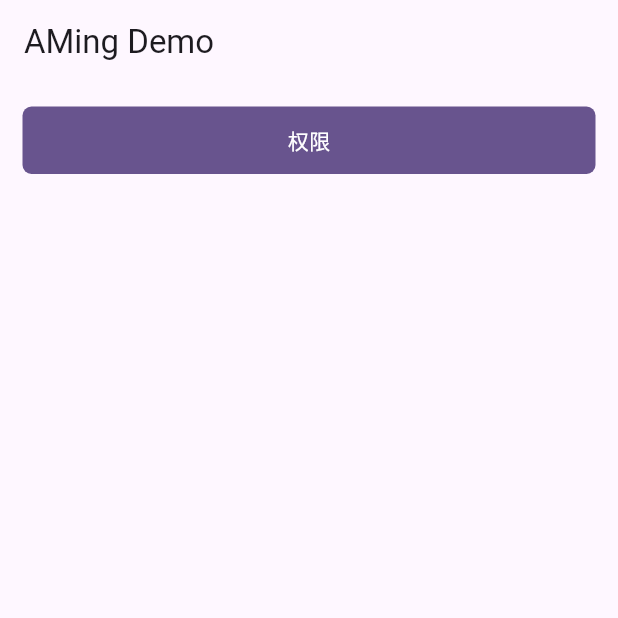
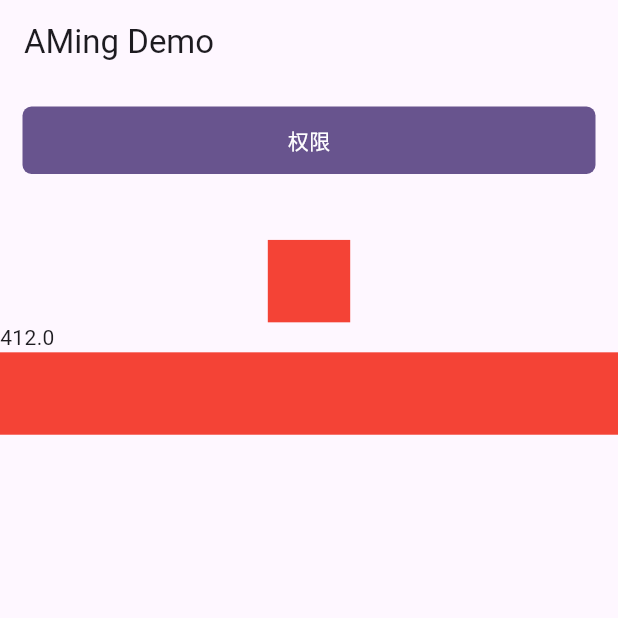
Before and after one commit to sheatming/aming_kit, a Flutter app: the screen it shows after launch, on a phone screen of 412 x 824 dp, the top half of it. Run offline on Flutter 3.47's test engine with Material 2 defaults, Android fonts, the phone set to English and light mode, and no system bars; our stand-ins replace bot_toast, connectivity_plus, convert, device_info_plus, dio, event_bus and 8 more; missing offline and left inert: android_id, fast_barcode_scanner, flutter_tab_indicator_styler.

Commit message:
update Size

```diff
--- a/example/lib/main.dart
+++ b/example/lib/main.dart
@@ -48,6 +48,24 @@ class _MyHomePageState extends State<MyHomePage> {
             style: TextStyle(),
           ),
         ),
+        SizedBox(
+          height: 80.px,
+        ),
+        Center(
+          child: Container(
+            height: 100.px,
+            width: 100.px,
+            color: Colors.red,
+          ),
+        ),
+        Text("${OuiSize.px(750)}"),
+        Center(
+          child: Container(
+            height: 100.px,
+            width: 750.px,
+            color: Colors.red,
+          ),
+        ),
       ],
     );
   }
--- a/lib/utils/size.dart
+++ b/lib/utils/size.dart
@@ -17,8 +17,8 @@ class OuiSize {
   static late FlutterView flutterView;
   static double get _width => flutterView.physicalSize.width;
   static double get _height => flutterView.physicalSize.height;
-  static double get _topbarHeight => flutterView.padding.top;
-  static double get _botbarHeight => flutterView.padding.bottom;
+  static double get _topbarHeight => flutterView.padding.top / _pixelRatio;
+  static double get _botbarHeight => flutterView.padding.bottom / _pixelRatio;
   static double get _pixelRatio => flutterView.devicePixelRatio;
   static double _ratio = 0;
   static double get ratio => _ratio;
@@ -32,8 +32,8 @@ class OuiSize {
     flutterView = WidgetsBinding.instance.platformDispatcher.views.first;
     // mediaQuery = MediaQueryData.fromView(window);
     double uiWidth = number;
-    _ratio = _width / uiWidth;
-    if (!initialization) log.system("initialization design size: $uiWidth screenWidth: $_width screenHeight: $_height", tag: "Size");
+    _ratio = (_width / _pixelRatio) / uiWidth;
+    if (!initialization) log.system("initialization design size: $uiWidth screenWidth: $_width screenHeight: $_height ratio: $_ratio", tag: "Size");
     initialization = true;
   }
 
```
